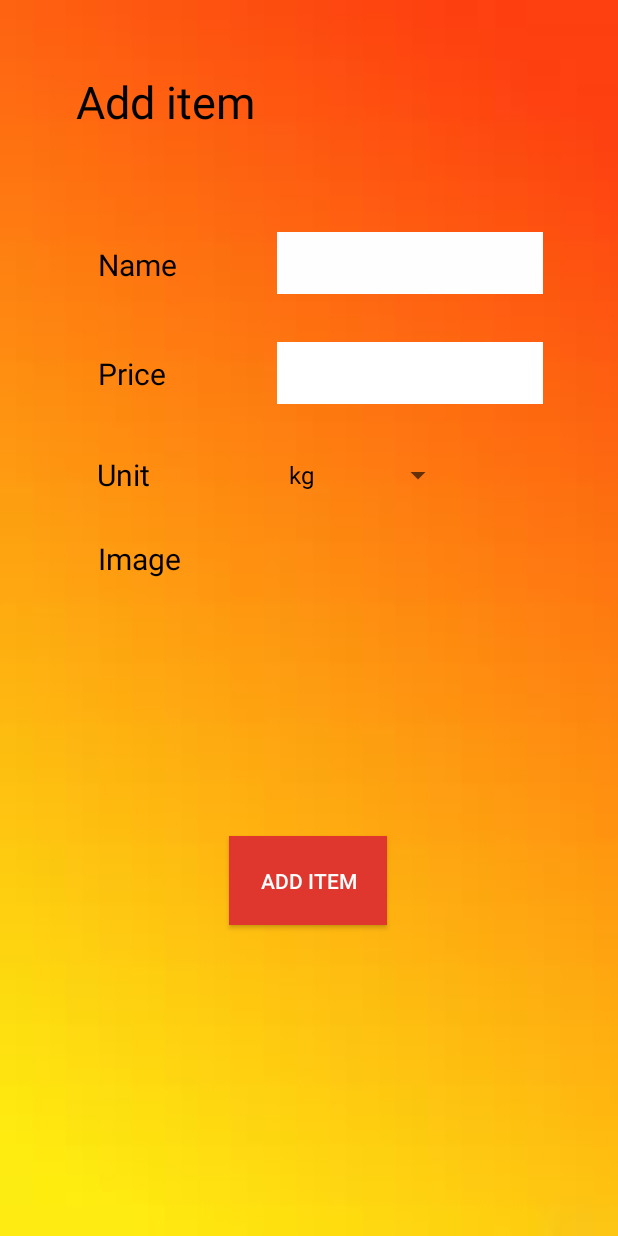
After one commit to anubhab-d/sastagoldari, an Android app: the additem screen opened directly, with no data from a screen before it, on a phone screen of 412 x 824 dp. The commit adds this screen. Run offline under Robolectric (Android 15) with nearby library versions, the phone set to English and light mode, and no system bars; Roboto replaces fonts that are not available here.

Commit message:
Add, delete, edit item layouts updated

```diff
--- a/app/src/main/AndroidManifest.xml
+++ b/app/src/main/AndroidManifest.xml
@@ -9,7 +9,11 @@
         android:roundIcon="@mipmap/logo"
         android:supportsRtl="true"
         android:theme="@style/AppTheme">
-        <activity android:name=".Welcome"/>
+        <activity android:name=".vieworder"></activity>
+        <activity android:name=".deleteitem" />
+        <activity android:name=".edititem" />
+        <activity android:name=".additem" />
+        <activity android:name=".Welcome" />
         <activity android:name=".thankyou" />
         <activity android:name=".address" />
         <activity android:name=".reviewitems" />
--- /dev/null
+++ b/app/src/main/java/com/example/android/sastaGoldari/additem.java
@@ -0,0 +1,20 @@
+package com.example.android.sastaGoldari;
+
+import androidx.appcompat.app.AppCompatActivity;
+
+import android.os.Bundle;
+import android.widget.ArrayAdapter;
+import android.widget.Spinner;
+
+public class additem extends AppCompatActivity {
+
+    @Override
+    protected void onCreate(Bundle savedInstanceState) {
+        super.onCreate(savedInstanceState);
+        setContentView(R.layout.activity_additem);
+        Spinner dropdown = findViewById(R.id.spinner);
+        String[] items = new String[]{"kg", "qty"};
+        ArrayAdapter<String> adapter = new ArrayAdapter<>(this, android.R.layout.simple_spinner_dropdown_item, items);
+        dropdown.setAdapter(adapter);
+    }
+}
--- a/app/src/main/java/com/example/android/sastaGoldari/splashscreen.java
+++ b/app/src/main/java/com/example/android/sastaGoldari/splashscreen.java
@@ -5,6 +5,7 @@ import androidx.appcompat.app.AppCompatActivity;
 import android.content.Intent;
 import android.os.Bundle;
 import android.os.Handler;
+import android.view.WindowManager;
 
 
 public class splashscreen extends AppCompatActivity {
@@ -13,7 +14,8 @@ public class splashscreen extends AppCompatActivity {
     protected void onCreate(Bundle savedInstanceState) {
         super.onCreate(savedInstanceState);
         setContentView(R.layout.activity_splashscreen);
-
+        this.getWindow().setFlags(WindowManager.LayoutParams.FLAG_FULLSCREEN,
+                WindowManager.LayoutParams.FLAG_FULLSCREEN);
         new Handler().postDelayed(new Runnable() {
 
             // Using handler with postDelayed called runnable run method
--- /dev/null
+++ b/app/src/main/res/layout/activity_additem.xml
@@ -0,0 +1,134 @@
+<?xml version="1.0" encoding="utf-8"?>
+<androidx.constraintlayout.widget.ConstraintLayout xmlns:android="http://schemas.android.com/apk/res/android"
+    xmlns:app="http://schemas.android.com/apk/res-auto"
+    xmlns:tools="http://schemas.android.com/tools"
+    android:layout_width="match_parent"
+    android:layout_height="match_parent"
+    android:background="@drawable/bgintrod"
+    tools:context=".additem">
+
+    <TextView
+        android:id="@+id/textView22"
+        android:layout_width="wrap_content"
+        android:layout_height="wrap_content"
+        android:text="Image"
+        android:textColor="#000000"
+        android:textSize="20dp"
+        app:layout_constraintBottom_toBottomOf="parent"
+        app:layout_constraintEnd_toEndOf="parent"
+        app:layout_constraintHorizontal_bias="0.183"
+        app:layout_constraintStart_toStartOf="parent"
+        app:layout_constraintTop_toTopOf="parent"
+        app:layout_constraintVertical_bias="0.45" />
+
+    <TextView
+        android:id="@+id/textView20"
+        android:layout_width="wrap_content"
+        android:layout_height="wrap_content"
+        android:text="Unit"
+        android:textColor="#000000"
+        android:textSize="20dp"
+        app:layout_constraintBottom_toBottomOf="parent"
+        app:layout_constraintEnd_toEndOf="parent"
+        app:layout_constraintHorizontal_bias="0.172"
+        app:layout_constraintStart_toStartOf="parent"
+        app:layout_constraintTop_toTopOf="parent"
+        app:layout_constraintVertical_bias="0.38" />
+
+    <TextView
+        android:id="@+id/textView18"
+        android:layout_width="wrap_content"
+        android:layout_height="wrap_content"
+        android:text="Name"
+        android:textColor="#000000"
+        android:textSize="20dp"
+        app:layout_constraintBottom_toBottomOf="parent"
+        app:layout_constraintEnd_toEndOf="parent"
+        app:layout_constraintHorizontal_bias="0.182"
+        app:layout_constraintStart_toStartOf="parent"
+        app:layout_constraintTop_toTopOf="parent"
+        app:layout_constraintVertical_bias="0.204" />
+
+    <TextView
+        android:id="@+id/textView23"
+        android:layout_width="wrap_content"
+        android:layout_height="wrap_content"
+        android:text="Add item"
+        android:textColor="#000000"
+        android:textSize="30dp"
+        app:layout_constraintBottom_toBottomOf="parent"
+        app:layout_constraintEnd_toEndOf="parent"
+        app:layout_constraintHorizontal_bias="0.172"
+        app:layout_constraintStart_toStartOf="parent"
+        app:layout_constraintTop_toTopOf="parent"
+        app:layout_constraintVertical_bias="0.06" />
+
+    <TextView
+        android:id="@+id/textView19"
+        android:layout_width="wrap_content"
+        android:layout_height="wrap_content"
+        android:text="Price"
+        android:textColor="#000000"
+        android:textSize="20dp"
+        app:layout_constraintBottom_toBottomOf="parent"
+        app:layout_constraintEnd_toEndOf="parent"
+        app:layout_constraintHorizontal_bias="0.178"
+        app:layout_constraintStart_toStartOf="parent"
+        app:layout_constraintTop_toTopOf="parent"
+        app:layout_constraintVertical_bias="0.295" />
+
+    <EditText
+        android:id="@+id/editTextTextPersonName"
+        android:layout_width="177dp"
+        android:layout_height="41dp"
+        android:background="#FFFEFE"
+        android:ems="10"
+        android:inputType="textPersonName"
+        android:textSize="18dp"
+        app:layout_constraintBottom_toBottomOf="parent"
+        app:layout_constraintEnd_toEndOf="parent"
+        app:layout_constraintHorizontal_bias="0.786"
+        app:layout_constraintStart_toStartOf="parent"
+        app:layout_constraintTop_toTopOf="parent"
+        app:layout_constraintVertical_bias="0.198" />
+
+    <EditText
+        android:id="@+id/editTextTextPersonName2"
+        android:layout_width="177dp"
+        android:layout_height="41dp"
+        android:background="#FFFFFF"
+        android:ems="10"
+        android:inputType="textPersonName"
+        app:layout_constraintBottom_toBottomOf="parent"
+        app:layout_constraintEnd_toEndOf="parent"
+        app:layout_constraintHorizontal_bias="0.786"
+        app:layout_constraintStart_toStartOf="parent"
+        app:layout_constraintTop_toTopOf="parent"
+        app:layout_constraintVertical_bias="0.291" />
+
+    <Button
+        android:id="@+id/button"
+        android:layout_width="105dp"
+        android:layout_height="59dp"
+        android:background="#DF362D"
+        android:text="ADD ITEM"
+        android:textColor="#FFFFFF"
+        app:layout_constraintBottom_toBottomOf="parent"
+        app:layout_constraintEnd_toEndOf="parent"
+        app:layout_constraintHorizontal_bias="0.498"
+        app:layout_constraintStart_toStartOf="parent"
+        app:layout_constraintTop_toTopOf="parent"
+        app:layout_constraintVertical_bias="0.729" />
+
+    <Spinner
+        android:id="@+id/spinner"
+        android:layout_width="118dp"
+        android:layout_height="41dp"
+        app:layout_constraintBottom_toBottomOf="parent"
+        app:layout_constraintEnd_toEndOf="parent"
+        app:layout_constraintHorizontal_bias="0.627"
+        app:layout_constraintStart_toStartOf="parent"
+        app:layout_constraintTop_toTopOf="parent"
+        app:layout_constraintVertical_bias="0.378" />
+
+</androidx.constraintlayout.widget.ConstraintLayout>
```
Also changed, not shown: app/src/main/java/com/example/android/sastaGoldari/adminpanel.java (+37 -0 lines), app/src/main/java/com/example/android/sastaGoldari/deleteitem.java (added, +14 -0 lines), app/src/main/java/com/example/android/sastaGoldari/edititem.java (added, +20 -0 lines), app/src/main/java/com/example/android/sastaGoldari/vieworder.java (added, +14 -0 lines), app/src/main/res/layout/activity_deleteitem.xml (added, +65 -0 lines), app/src/main/res/layout/activity_edititem.xml (added, +132 -0 lines), app/src/main/res/layout/activity_vieworder.xml (added, +10 -0 lines).
